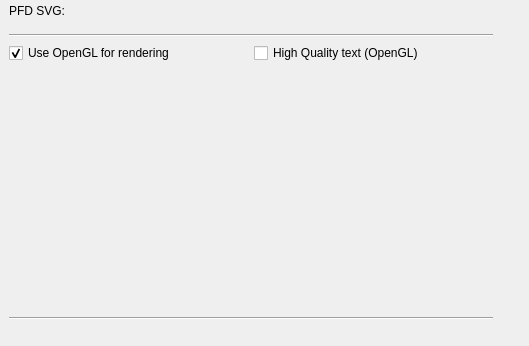
First picture: the form in ground/src/plugins/pfd/pfdgadgetoptionspage.ui, repository openpilot/OpenPilot, before the edit.
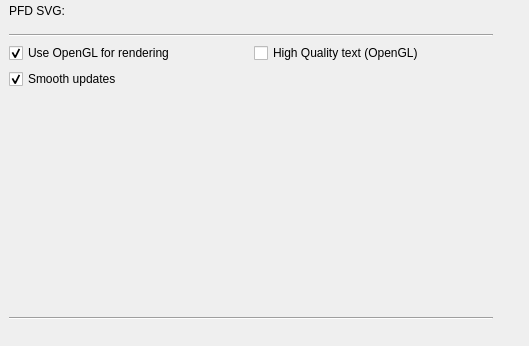
Second picture: the form after the edit. Custom widgets are drawn as their Qt base class.

Commit message: OP-180 Implementd a setting to disable PFD smooth updates.

The edit to the form file:
```diff
--- a/ground/src/plugins/pfd/pfdgadgetoptionspage.ui
+++ b/ground/src/plugins/pfd/pfdgadgetoptionspage.ui
@@ -28,7 +28,7 @@
      <height>331</height>
     </rect>
    </property>
-   <layout class="QVBoxLayout" name="verticalLayout" stretch="0,0,0,1,0">
+   <layout class="QVBoxLayout" name="verticalLayout" stretch="0,0,0,0,1,0">
     <property name="sizeConstraint">
      <enum>QLayout::SetMinimumSize</enum>
     </property>
@@ -105,6 +105,20 @@
       </item>
      </layout>
     </item>
+    <item>
+     <layout class="QHBoxLayout" name="horizontalLayout_3">
+      <item>
+       <widget class="QCheckBox" name="smoothUpdates">
+        <property name="text">
+         <string>Smooth updates</string>
+        </property>
+        <property name="checked">
+         <bool>true</bool>
+        </property>
+       </widget>
+      </item>
+     </layout>
+    </item>
     <item>
      <spacer name="verticalSpacer">
       <property name="orientation">
```
The commit also changes 6 other files.
